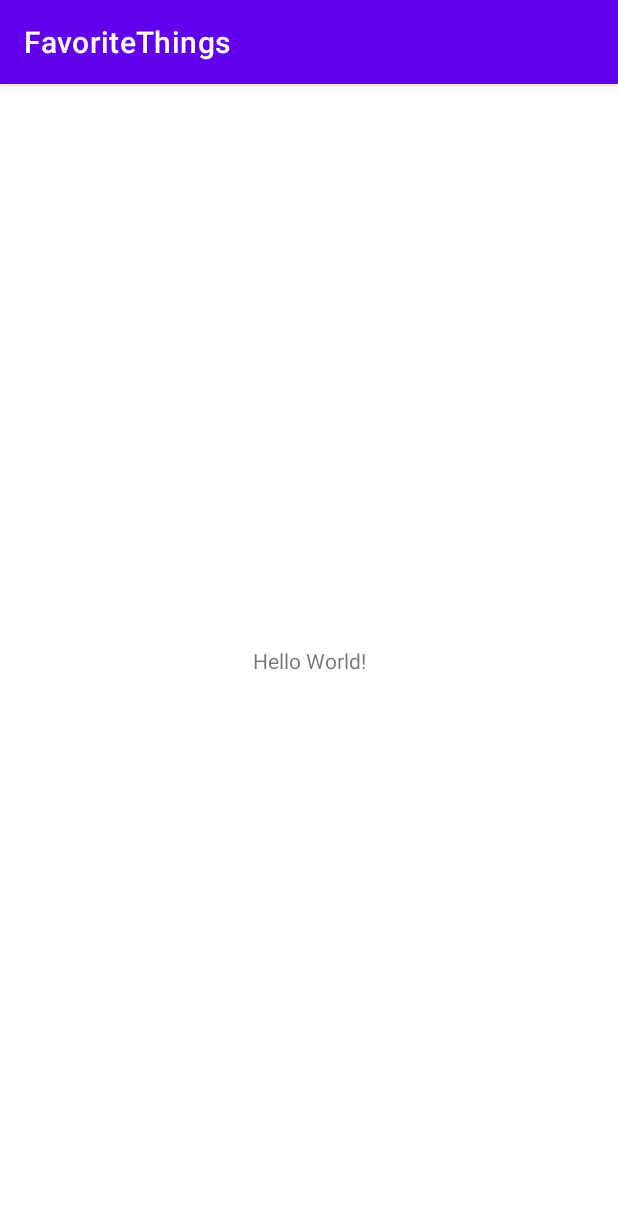
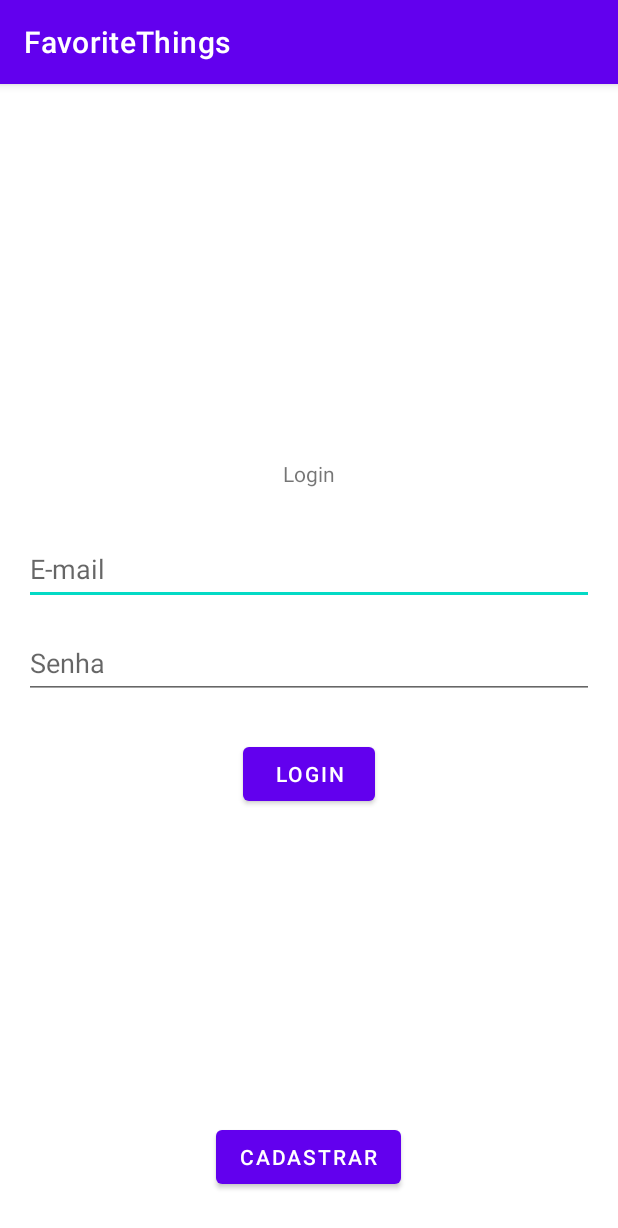
Before and after one commit to emegit120/favorite-things, an Android app: the screen it shows after launch (MainActivity), on a phone screen of 412 x 824 dp. Shown: the top 1228 px of the screen. Run offline under Robolectric (Android 15) with nearby library versions, the phone set to English and light mode, and no system bars.

Commit message:
add login xml

```diff
--- a/app/build.gradle
+++ b/app/build.gradle
@@ -1,6 +1,7 @@
 plugins {
     id 'com.android.application'
     id 'org.jetbrains.kotlin.android'
+    id 'com.google.gms.google-services'
 }
 
 android {
@@ -37,6 +38,9 @@ dependencies {
     implementation 'androidx.appcompat:appcompat:1.4.1'
     implementation 'com.google.android.material:material:1.5.0'
     implementation 'androidx.constraintlayout:constraintlayout:2.1.3'
+    implementation platform('com.google.firebase:firebase-bom:29.3.1')
+    implementation 'com.google.firebase:firebase-analytics-ktx'
+    implementation 'com.google.firebase:firebase-auth:21.0.3'
     testImplementation 'junit:junit:4.13.2'
     androidTestImplementation 'androidx.test.ext:junit:1.1.3'
     androidTestImplementation 'androidx.test.espresso:espresso-core:3.4.0'
--- a/app/src/main/res/layout/activity_main.xml
+++ b/app/src/main/res/layout/activity_main.xml
@@ -7,12 +7,74 @@
     tools:context=".MainActivity">
 
     <TextView
+        android:id="@+id/textView"
+        android:layout_width="0dp"
+        android:layout_height="wrap_content"
+        android:layout_marginStart="16dp"
+        android:layout_marginTop="250dp"
+        android:layout_marginEnd="16dp"
+        android:text="@string/login"
+        android:textAlignment="center"
+        app:layout_constraintEnd_toEndOf="parent"
+        app:layout_constraintLeft_toLeftOf="parent"
+        app:layout_constraintRight_toRightOf="parent"
+        app:layout_constraintStart_toStartOf="parent"
+        app:layout_constraintTop_toTopOf="parent" />
+
+    <com.google.android.material.textfield.TextInputEditText
+        android:id="@+id/emailTextEdit"
+        android:layout_width="0dp"
+        android:layout_height="wrap_content"
+        android:layout_marginStart="16dp"
+        android:layout_marginEnd="16dp"
+        android:layout_marginBottom="16dp"
+        android:hint="@string/e_mail"
+        android:minHeight="48dp"
+        app:layout_constraintBottom_toBottomOf="parent"
+        app:layout_constraintEnd_toEndOf="parent"
+        app:layout_constraintHorizontal_bias="0.0"
+        app:layout_constraintStart_toStartOf="parent"
+        app:layout_constraintTop_toBottomOf="@+id/textView"
+        app:layout_constraintVertical_bias="0.069" />
+
+    <com.google.android.material.textfield.TextInputEditText
+        android:id="@+id/passTextEdit"
+        android:layout_width="0dp"
+        android:layout_height="wrap_content"
+        android:layout_marginStart="16dp"
+        android:layout_marginEnd="16dp"
+        android:layout_marginBottom="16dp"
+        android:hint="@string/senha"
+        android:minHeight="48dp"
+        app:layout_constraintBottom_toBottomOf="parent"
+        app:layout_constraintEnd_toEndOf="parent"
+        app:layout_constraintHorizontal_bias="0.0"
+        app:layout_constraintStart_toStartOf="parent"
+        app:layout_constraintTop_toBottomOf="@+id/emailTextEdit"
+        app:layout_constraintVertical_bias="0.042" />
+
+    <Button
+        android:id="@+id/button"
         android:layout_width="wrap_content"
         android:layout_height="wrap_content"
-        android:text="Hello World!"
+        android:text="@string/login"
         app:layout_constraintBottom_toBottomOf="parent"
-        app:layout_constraintLeft_toLeftOf="parent"
-        app:layout_constraintRight_toRightOf="parent"
-        app:layout_constraintTop_toTopOf="parent" />
+        app:layout_constraintEnd_toEndOf="parent"
+        app:layout_constraintStart_toStartOf="parent"
+        app:layout_constraintTop_toBottomOf="@+id/passTextEdit"
+        app:layout_constraintVertical_bias="0.083"
+        tools:ignore="DuplicateSpeakableTextCheck" />
+
+    <Button
+        android:id="@+id/button2"
+        android:layout_width="wrap_content"
+        android:layout_height="wrap_content"
+        android:text="@string/cadastrar"
+        app:layout_constraintBottom_toBottomOf="parent"
+        app:layout_constraintEnd_toEndOf="parent"
+        app:layout_constraintHorizontal_bias="0.498"
+        app:layout_constraintStart_toStartOf="parent"
+        app:layout_constraintTop_toBottomOf="@+id/button"
+        app:layout_constraintVertical_bias="0.878" />
 
 </androidx.constraintlayout.widget.ConstraintLayout>
--- a/app/src/main/res/values/strings.xml
+++ b/app/src/main/res/values/strings.xml
@@ -1,3 +1,7 @@
 <resources>
     <string name="app_name">FavoriteThings</string>
+    <string name="login">Login</string>
+    <string name="e_mail">E-mail</string>
+    <string name="senha">Senha</string>
+    <string name="cadastrar">Cadastrar</string>
 </resources>
--- a/build.gradle
+++ b/build.gradle
@@ -1,4 +1,8 @@
-// Top-level build file where you can add configuration options common to all sub-projects/modules.
+buildscript {
+    dependencies {
+        classpath 'com.google.gms:google-services:4.3.10'
+    }
+}// Top-level build file where you can add configuration options common to all sub-projects/modules.
 plugins {
     id 'com.android.application' version '7.1.2' apply false
     id 'com.android.library' version '7.1.2' apply false
```
Also changed, not shown: 1 other file.
